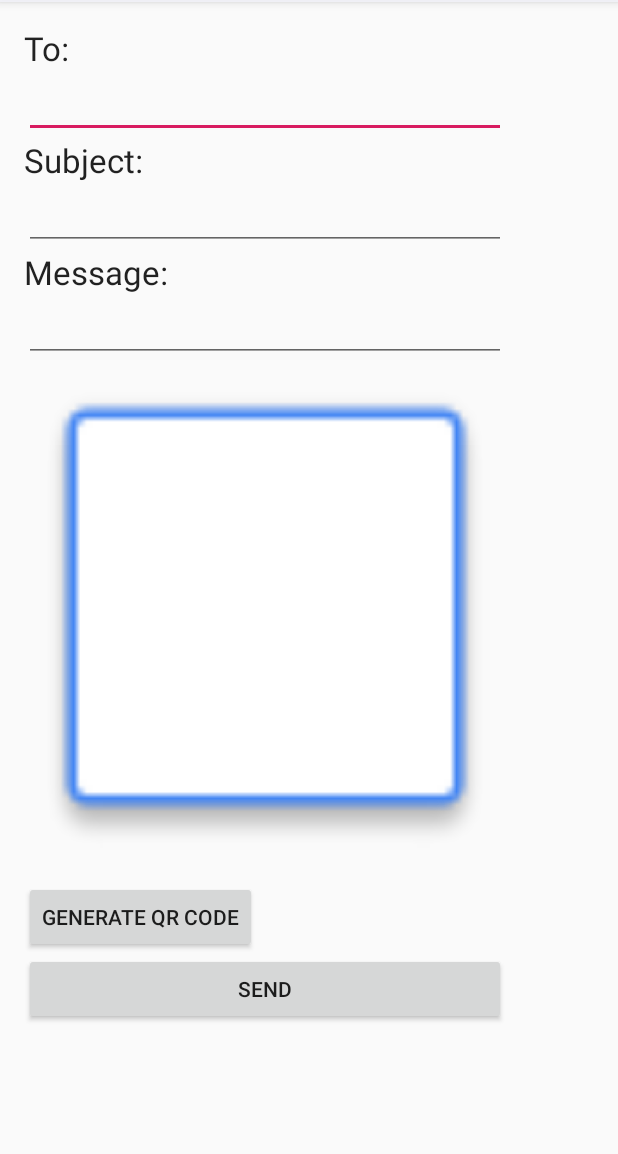
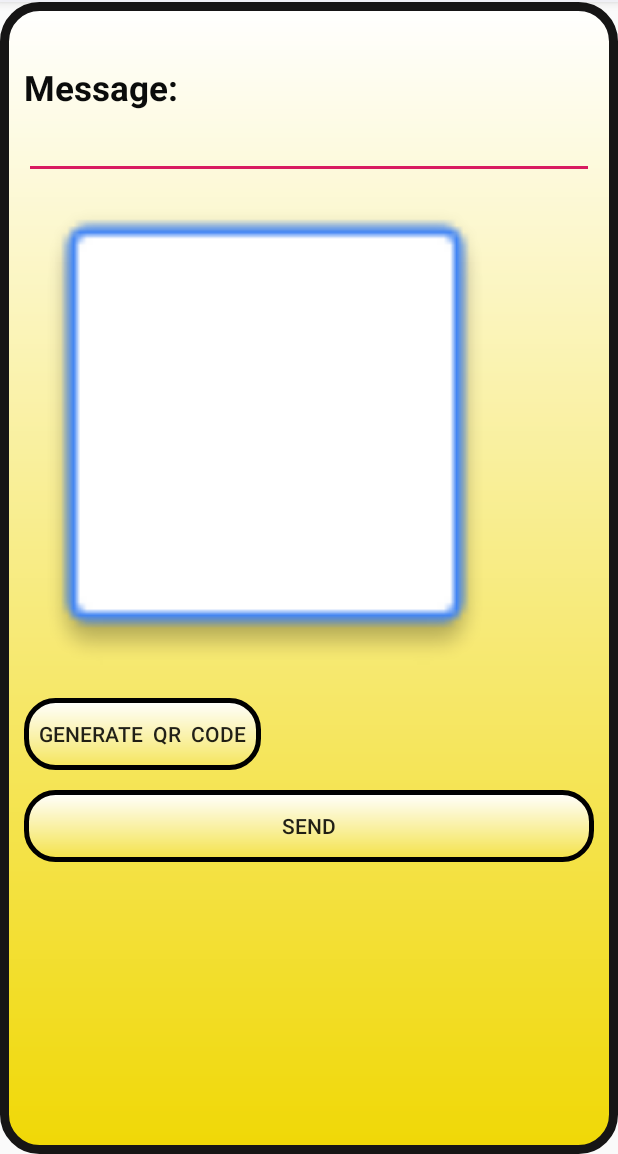
Before and after one commit to AakankshaKamal/Medicalshopmanagemt, an Android app: the screen it shows after launch once a user with an empty profile is signed in (Mail_Activity), after a tap on "Generate Bill", on a phone screen of 412 x 824 dp, the part 82-1236 px from its top. Run offline under Robolectric (Android 15) with nearby library versions, the phone set to English and light mode, and no system bars; our stand-ins replace Firebase (no records; nobody signed in at launch, a user with empty details on screens opened directly); libraries missing offline, so code that uses them is left out: androidmads.library.qrgenearator.

Commit message:
web done

```diff
--- a/app/build.gradle
+++ b/app/build.gradle
@@ -25,6 +25,7 @@ dependencies {
     implementation 'androidx.appcompat:appcompat:1.1.0'
     implementation 'androidx.constraintlayout:constraintlayout:1.1.3'
 
+    implementation 'com.google.android.material:material:1.0.0'
     implementation 'com.google.firebase:firebase-auth:17.0.0'
     testImplementation 'junit:junit:4.12'
     androidTestImplementation 'androidx.test.ext:junit:1.1.1'
--- a/app/src/main/java/com/example/medicalshopmanagemt/Dashboard.java
+++ b/app/src/main/java/com/example/medicalshopmanagemt/Dashboard.java
@@ -75,7 +75,7 @@ private CardView f1,s2,s3,s4,s5;
             case R.id.gen_qrcode:
                 Toast.makeText(Dashboard.this,"CLICKED ON FIRST ",Toast.LENGTH_SHORT).show();
                 startActivity(new Intent(Dashboard.this,Mail_Activity.class));
-
+                break;
                 case R.id.scanqrcode:
                 Toast.makeText(Dashboard.this,"FOR SCANNING ",Toast.LENGTH_SHORT).show();
                 startActivity(new Intent(Dashboard.this,QRgenerator.class));
--- a/app/src/main/java/com/example/medicalshopmanagemt/Mail_Activity.java
+++ b/app/src/main/java/com/example/medicalshopmanagemt/Mail_Activity.java
@@ -47,8 +47,7 @@ public class Mail_Activity extends AppCompatActivity {
         StrictMode.VmPolicy.Builder builder = new StrictMode.VmPolicy.Builder();
         StrictMode.setVmPolicy(builder.build());
 
-        mEditTextTo = findViewById(R.id.edit_text_to);
-        mEditTextSubject = findViewById(R.id.edit_text_subject);
+
         mEditTextMessage = findViewById(R.id.edit_text_message);
         genbtn = findViewById(R.id.genbtn);
         qrcode = findViewById(R.id.qrcode);
--- a/app/src/main/java/com/example/medicalshopmanagemt/MainActivity.java
+++ b/app/src/main/java/com/example/medicalshopmanagemt/MainActivity.java
@@ -58,7 +58,7 @@ sendbtn=findViewById(R.id.sendbtn);
             public void onClick(View v) {
                 alert.setVisibility(View.VISIBLE);
                 passwrdreset.setVisibility(View.VISIBLE);
-                //sendbtn.setVisibility(View.VISIBLE);
+                sendbtn.setVisibility(View.VISIBLE);
 
 
                 sendbtn.setOnClickListener(new View.OnClickListener() {
--- /dev/null
+++ b/app/src/main/res/drawable/for_btn.xml
@@ -0,0 +1,9 @@
+<?xml version="1.0" encoding="utf-8"?>
+<shape xmlns:android="http://schemas.android.com/apk/res/android"
+    android:shape="rectangle">
+    <gradient android:startColor="#FFFFFF"
+
+        android:angle="270" />
+    <corners android:radius="19dp" />
+    <stroke android:width="5px" android:color="#000000" />
+</shape>
--- /dev/null
+++ b/app/src/main/res/drawable/for_yoy.xml
@@ -0,0 +1,10 @@
+<?xml version="1.0" encoding="utf-8"?>
+<shape xmlns:android="http://schemas.android.com/apk/res/android"
+    android:shape="rectangle">
+    <gradient android:startColor="#FFFFFF"
+        android:endColor="#F0D806"
+        android:angle="270" />
+    <corners android:radius="23dp" />
+    <stroke android:width="9px"
+        android:color="#161515" />
+</shape>
--- a/app/src/main/res/drawable/part2.xml
+++ b/app/src/main/res/drawable/part2.xml
@@ -7,7 +7,9 @@
                 android:startColor="#4CAF50"
                 android:centerColor="#bebebe"
                 android:endColor="#f5f5f5" />
-            <corners android:radius="2dp" />
+            <corners android:radius="25dp" />
+            <stroke android:width="9px"
+                android:color="#161515" />
         </shape>
 
     </item>
--- a/app/src/main/res/layout/activity_mail_.xml
+++ b/app/src/main/res/layout/activity_mail_.xml
@@ -7,47 +7,31 @@
 
     android:orientation="vertical"
     android:padding="16dp"
-    tools:context=".Mail_Activity">
+    tools:context=".Mail_Activity"
+    android:background="@drawable/for_yoy">
 <LinearLayout
-    android:layout_width="wrap_content"
+    android:layout_marginTop="25dp"
+    android:layout_width="match_parent"
     android:layout_height="wrap_content"
-    android:orientation="vertical">
-    <TextView
-        android:layout_width="match_parent"
-        android:layout_height="wrap_content"
-        android:text="To:"
-        android:textAppearance="@style/TextAppearance.AppCompat.Large" />
-
-    <EditText
-        android:id="@+id/edit_text_to"
-        android:layout_width="match_parent"
-        android:layout_height="wrap_content"
-        android:inputType="textEmailAddress" />
-
-    <TextView
-        android:layout_width="match_parent"
-        android:layout_height="wrap_content"
-        android:text="Subject:"
-        android:textAppearance="@style/TextAppearance.AppCompat.Large" />
-
-    <EditText
-        android:id="@+id/edit_text_subject"
-        android:layout_width="match_parent"
-        android:layout_height="wrap_content"
-        android:inputType="textEmailSubject" />
+    android:orientation="vertical"
+    >
 
     <TextView
         android:layout_width="match_parent"
         android:layout_height="wrap_content"
         android:text="Message:"
-        android:textAppearance="@style/TextAppearance.AppCompat.Large" />
+        android:textStyle="bold"
+        android:textColor="@color/Black"
+        android:textSize="23dp"
+
+        />
 
     <EditText
         android:id="@+id/edit_text_message"
         android:layout_width="match_parent"
-        android:layout_height="wrap_content"></EditText>
-<!--        android:gravity="start|top"-->
-<!--        android:lines="10" />-->
+        android:layout_height="wrap_content"
+        android:inputType="textMultiLine"/>
+
     <LinearLayout
         android:layout_width="wrap_content"
         android:layout_height="wrap_content"
@@ -70,13 +54,17 @@
         android:id="@+id/genbtn"
         android:layout_width="wrap_content"
         android:layout_height="wrap_content"
-        android:text="GENERATE QR CODE"
+        android:text="   GENERATE  QR  CODE   "
+        android:background="@drawable/for_btn"
          />
 
     <Button
+        android:layout_marginTop="13dp"
         android:id="@+id/button_send"
         android:layout_width="match_parent"
         android:layout_height="wrap_content"
-        android:text="send" />
+        android:text="send"
+        android:padding="3dp"
+        android:background="@drawable/for_btn"/>
 </LinearLayout>
 </ScrollView>
--- a/app/src/main/res/layout/activity_main.xml
+++ b/app/src/main/res/layout/activity_main.xml
@@ -98,8 +98,9 @@ android:textStyle="bold"
         android:textStyle="bold"
         android:textColor="@color/Black"
         android:text="SEND"
-        android:visibility="visible"
+        android:visibility="invisible"
         android:layout_gravity="center"/>
+
     <ProgressBar
         android:id="@+id/progessbar"
         android:layout_marginTop="12dp"
--- a/app/src/main/res/layout/activity_qrgenerator.xml
+++ b/app/src/main/res/layout/activity_qrgenerator.xml
@@ -21,7 +21,8 @@
             app:layout_constraintLeft_toLeftOf="parent"
             app:layout_constraintRight_toRightOf="parent"
             android:id="@+id/button1"
-            app:layout_constraintTop_toTopOf="parent" />
+            app:layout_constraintTop_toTopOf="parent"
+            android:background="@drawable/for_btn"/>
 
 
 
@@ -31,6 +32,7 @@
         android:layout_height="wrap_content"
         android:layout_marginTop="24dp"
         android:text="Send"
+        android:background="@drawable/for_btn"
 
         app:layout_constraintBottom_toBottomOf="parent"
         app:layout_constraintEnd_toEndOf="parent"
--- a/app/src/main/res/menu/sidemenu.xml
+++ b/app/src/main/res/menu/sidemenu.xml
@@ -1,15 +1,18 @@
 <?xml version="1.0" encoding="utf-8"?>
 <menu xmlns:android="http://schemas.android.com/apk/res/android"
-    xmlns:app="http://schemas.android.com/apk/res-auto">
+    xmlns:app="http://schemas.android.com/apk/res-auto"
+    >
     <item
         android:id="@+id/dashboard"
-        android:icon="@drawable/dashboard"
+        android:icon="@drawable/logom"
+
         app:showAsAction="always"
         android:title="DASHBOARD"
          />
     <item
         android:id="@+id/signout"
         android:title="LOG OUT"
+
         android:icon="@drawable/logout"
         app:showAsAction="never">
 
```
Also changed, not shown: app/src/main/AndroidManifest.xml (+17 -21 lines), app/src/main/java/com/example/medicalshopmanagemt/UserProfile.java (+42 -2 lines), app/src/main/java/com/example/medicalshopmanagemt/ViewProfile.java (added, +49 -0 lines), app/src/main/java/com/example/medicalshopmanagemt/WEbone.java (+14 -0 lines), app/src/main/res/drawable/alerttype.xml (+6 -2 lines), app/src/main/res/layout/activity_dashboard.xml (+26 -16 lines), app/src/main/res/layout/activity_register.xml (+8 -3 lines), app/src/main/res/layout/activity_view_profile.xml (added, +9 -0 lines). Lines whose indentation alone changed are shown as unchanged.
